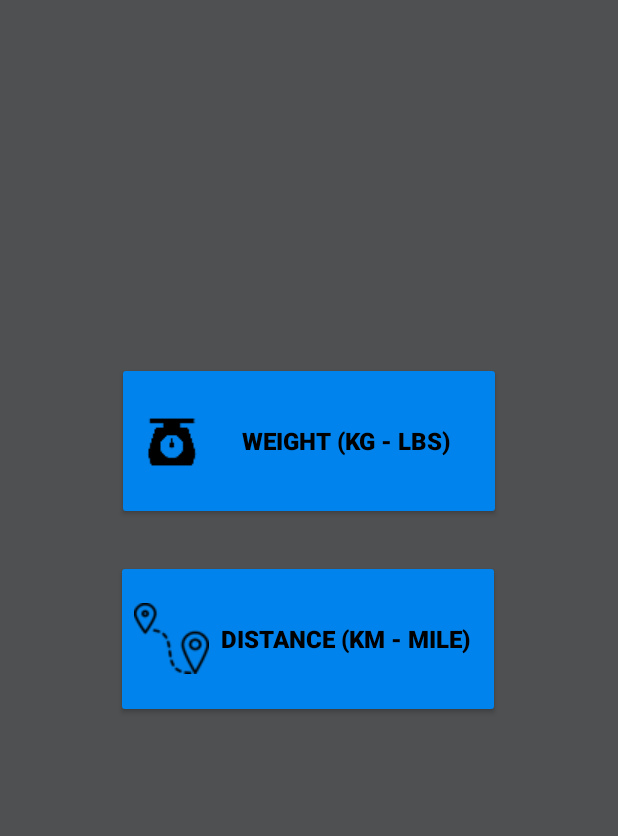
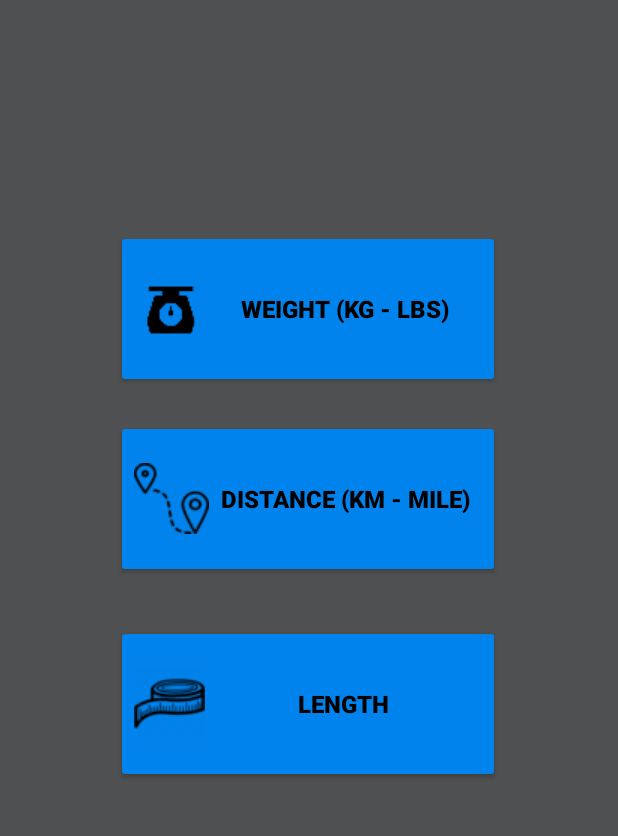
Before and after one commit to AlexLevitin/Android-Unit-Converter, an Android app: the screen it shows after launch (MainActivity), on a phone screen of 412 x 824 dp, the part 354-1190 px from its top. Run offline under Robolectric (Android 15) with nearby library versions, the phone set to English and light mode, and no system bars.

Commit message:
Android Unit Converter - added new length button

```diff
--- a/app/src/main/res/layout/activity_main.xml
+++ b/app/src/main/res/layout/activity_main.xml
@@ -47,8 +47,10 @@
         app:iconTint="#FFFFFF"
         app:layout_constraintBottom_toBottomOf="parent"
         app:layout_constraintEnd_toEndOf="parent"
+        app:layout_constraintHorizontal_bias="0.496"
         app:layout_constraintStart_toStartOf="parent"
-        app:layout_constraintTop_toBottomOf="@+id/WelcomeMsg" />
+        app:layout_constraintTop_toBottomOf="@+id/WelcomeMsg"
+        app:layout_constraintVertical_bias="0.318" />
 
     <androidx.appcompat.widget.AppCompatButton
         android:id="@+id/DistanceButton"
@@ -67,6 +69,25 @@
         app:layout_constraintHorizontal_bias="0.496"
         app:layout_constraintStart_toStartOf="parent"
         app:layout_constraintTop_toBottomOf="@+id/WeightButton"
-        app:layout_constraintVertical_bias="0.194" />
+        app:layout_constraintVertical_bias="0.095" />
+
+    <androidx.appcompat.widget.AppCompatButton
+        android:id="@+id/LengtheButton"
+        android:layout_width="256dp"
+        android:layout_height="105dp"
+        android:backgroundTint="#0083EC"
+        android:drawableLeft="@drawable/lengthlogo"
+        android:fontFamily="sans-serif-black"
+        android:text="Length"
+        android:textColor="#000000"
+        android:textSize="16sp"
+        app:iconPadding="0dp"
+        app:iconTint="#FFFFFF"
+        app:layout_constraintBottom_toBottomOf="parent"
+        app:layout_constraintEnd_toEndOf="parent"
+        app:layout_constraintHorizontal_bias="0.496"
+        app:layout_constraintStart_toStartOf="parent"
+        app:layout_constraintTop_toBottomOf="@+id/DistanceButton"
+        app:layout_constraintVertical_bias="0.32" />
 
 </androidx.constraintlayout.widget.ConstraintLayout>
```
Also changed, not shown: app/src/main/res/drawable/lengthlogo.png (added).
